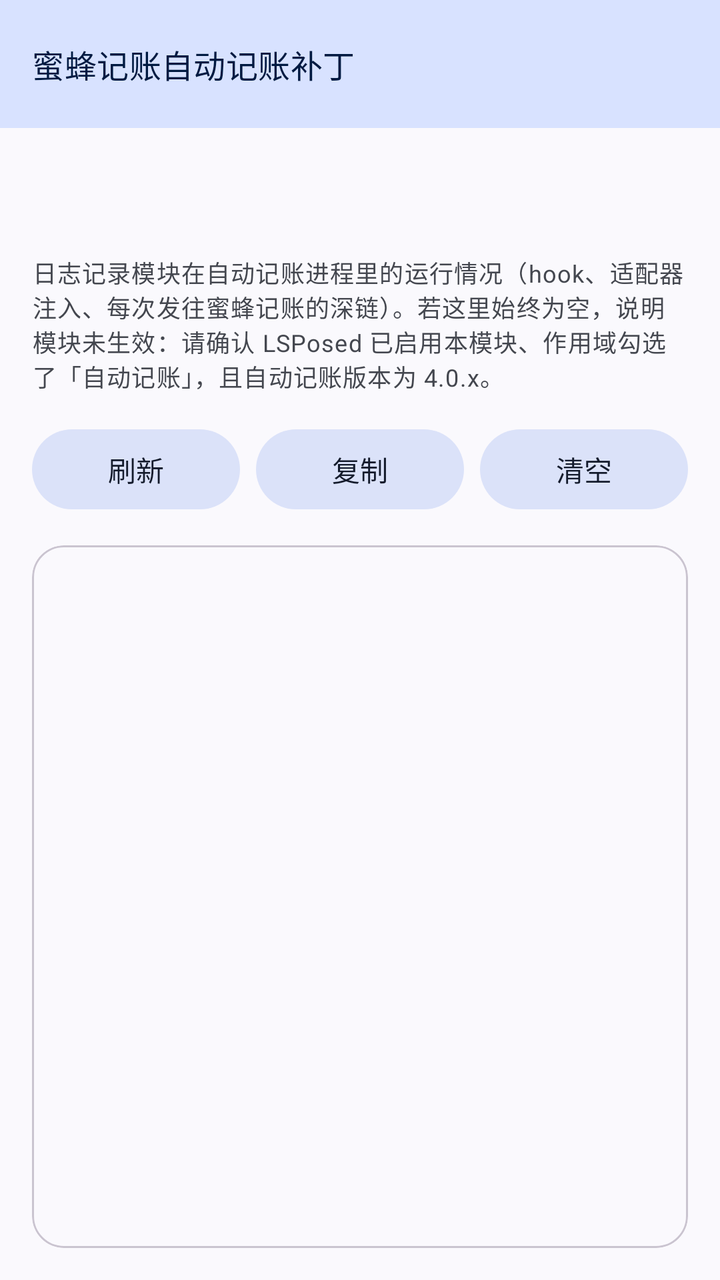
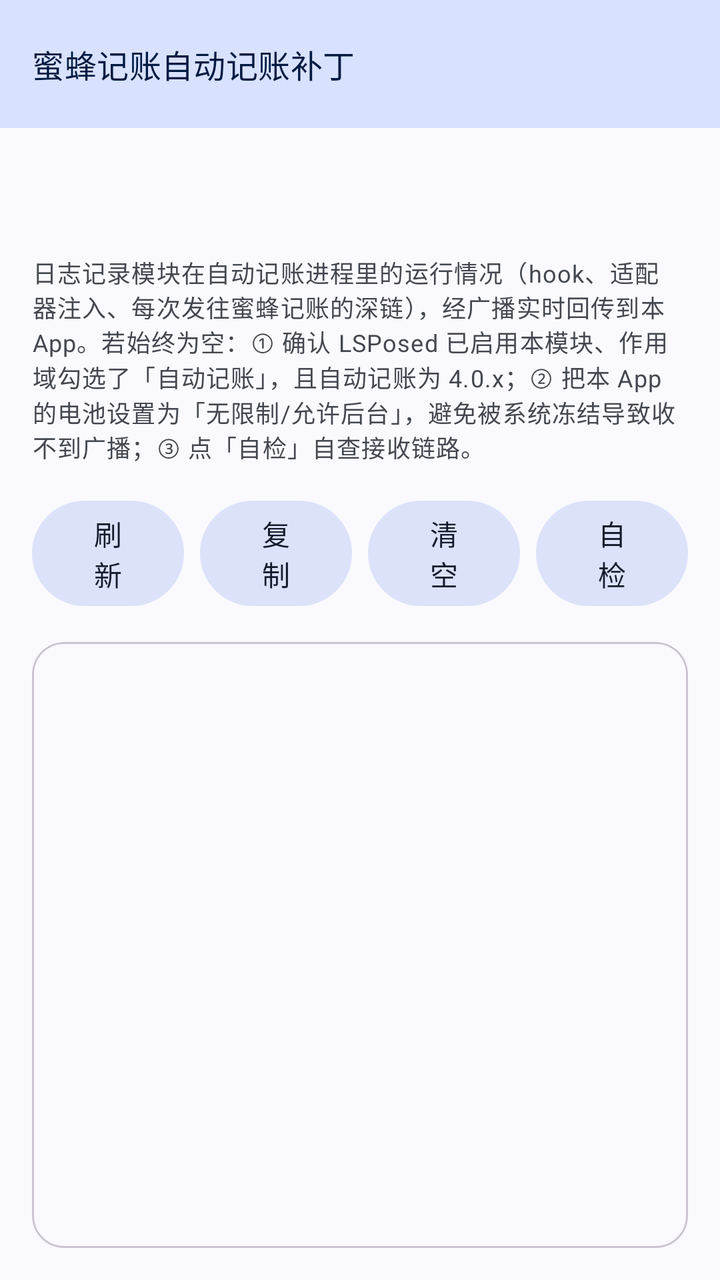

An Android layout rendered at two revisions. The XML below is the earlier revision; the diff shows what the commit changed to produce the second picture.
<!-- AndroidManifest.xml: application theme Theme.BeeCountAutoPatch -->
<!-- res/layout/activity_main.xml -->
<?xml version="1.0" encoding="utf-8"?>
<LinearLayout xmlns:android="http://schemas.android.com/apk/res/android"
    xmlns:app="http://schemas.android.com/apk/res-auto"
    android:id="@+id/root"
    android:layout_width="match_parent"
    android:layout_height="match_parent"
    android:background="?attr/colorSurface"
    android:orientation="vertical">

    <com.google.android.material.appbar.MaterialToolbar
        android:id="@+id/toolbar"
        android:layout_width="match_parent"
        android:layout_height="wrap_content"
        android:background="?attr/colorPrimaryContainer"
        android:minHeight="?attr/actionBarSize"
        app:title="@string/app_name"
        app:titleTextAppearance="@style/TextAppearance.Material3.TitleMedium"
        app:titleTextColor="?attr/colorOnPrimaryContainer" />

    <LinearLayout
        android:layout_width="match_parent"
        android:layout_height="0dp"
        android:layout_weight="1"
        android:orientation="vertical"
        android:padding="16dp">

        <TextView
            android:id="@+id/version"
            android:layout_width="match_parent"
            android:layout_height="wrap_content"
            android:textAppearance="@style/TextAppearance.Material3.TitleSmall"
            android:textColor="?attr/colorOnSurface" />

        <TextView
            android:id="@+id/status"
            android:layout_width="match_parent"
            android:layout_height="wrap_content"
            android:layout_marginTop="2dp"
            android:textAppearance="@style/TextAppearance.Material3.BodySmall"
            android:textColor="?attr/colorOnSurfaceVariant"
            android:textIsSelectable="true" />

        <TextView
            android:layout_width="match_parent"
            android:layout_height="wrap_content"
            android:layout_marginTop="10dp"
            android:text="@string/log_hint"
            android:textAppearance="@style/TextAppearance.Material3.BodySmall"
            android:textColor="?attr/colorOnSurfaceVariant" />

        <LinearLayout
            android:layout_width="match_parent"
            android:layout_height="wrap_content"
            android:layout_marginTop="14dp"
            android:orientation="horizontal">

            <com.google.android.material.button.MaterialButton
                android:id="@+id/refresh"
                style="@style/Widget.Material3.Button.TonalButton"
                android:layout_width="0dp"
                android:layout_height="wrap_content"
                android:layout_weight="1"
                android:text="@string/btn_refresh" />

            <com.google.android.material.button.MaterialButton
                android:id="@+id/copy"
                style="@style/Widget.Material3.Button.TonalButton"
                android:layout_width="0dp"
                android:layout_height="wrap_content"
                android:layout_marginStart="8dp"
                android:layout_weight="1"
                android:text="@string/btn_copy" />

            <com.google.android.material.button.MaterialButton
                android:id="@+id/clear"
                style="@style/Widget.Material3.Button.TonalButton"
                android:layout_width="0dp"
                android:layout_height="wrap_content"
                android:layout_marginStart="8dp"
                android:layout_weight="1"
                android:text="@string/btn_clear" />
        </LinearLayout>

        <com.google.android.material.card.MaterialCardView
            android:layout_width="match_parent"
            android:layout_height="0dp"
            android:layout_marginTop="14dp"
            android:layout_weight="1"
            app:cardCornerRadius="16dp"
            app:cardElevation="0dp"
            app:strokeWidth="1dp">

            <ScrollView
                android:layout_width="match_parent"
                android:layout_height="match_parent"
                android:fillViewport="true"
                android:padding="12dp">

                <TextView
                    android:id="@+id/log"
                    android:layout_width="match_parent"
                    android:layout_height="wrap_content"
                    android:fontFamily="monospace"
                    android:textColor="?attr/colorOnSurface"
                    android:textIsSelectable="true"
                    android:textSize="12sp" />
            </ScrollView>
        </com.google.android.material.card.MaterialCardView>
    </LinearLayout>

</LinearLayout>
<!-- resources referenced by this layout -->
<resources>
  <string name="app_name">蜜蜂记账自动记账补丁</string>
  <string name="btn_clear">清空</string>
  <string name="btn_copy">复制</string>
  <string name="btn_refresh">刷新</string>
  <string name="log_hint">日志记录模块在自动记账进程里的运行情况（hook、适配器注入、每次发往蜜蜂记账的深链）。若这里始终为空，说明模块未生效：请确认 LSPosed 已启用本模块、作用域勾选了「自动记账」，且自动记账版本为 4.0.x。</string>
  <style name="Theme.BeeCountAutoPatch" parent="Theme.Material3.DynamicColors.DayNight">
          <item name="windowActionBar">false</item>
          <item name="windowNoTitle">true</item>
      </style>
</resources>

<!-- the commit's change to res/layout/activity_main.xml (unified diff, before → after) -->
@@ -79,6 +79,15 @@
                 android:layout_marginStart="8dp"
                 android:layout_weight="1"
                 android:text="@string/btn_clear" />
+
+            <com.google.android.material.button.MaterialButton
+                android:id="@+id/selftest"
+                style="@style/Widget.Material3.Button.TonalButton"
+                android:layout_width="0dp"
+                android:layout_height="wrap_content"
+                android:layout_marginStart="8dp"
+                android:layout_weight="1"
+                android:text="@string/btn_selftest" />
         </LinearLayout>
 
         <com.google.android.material.card.MaterialCardView
<!-- resource entries referenced after the edit -->
@@ -4,7 +4,8 @@
   <string name="btn_clear">清空</string>
   <string name="btn_copy">复制</string>
   <string name="btn_refresh">刷新</string>
-  <string name="log_hint">日志记录模块在自动记账进程里的运行情况（hook、适配器注入、每次发往蜜蜂记账的深链）。若这里始终为空，说明模块未生效：请确认 LSPosed 已启用本模块、作用域勾选了「自动记账」，且自动记账版本为 4.0.x。</string>
+  <string name="btn_selftest">自检</string>
+  <string name="log_hint">日志记录模块在自动记账进程里的运行情况（hook、适配器注入、每次发往蜜蜂记账的深链），经广播实时回传到本 App。若始终为空：① 确认 LSPosed 已启用本模块、作用域勾选了「自动记账」，且自动记账为 4.0.x；② 把本 App 的电池设置为「无限制/允许后台」，避免被系统冻结导致收不到广播；③ 点「自检」自查接收链路。</string>
   <style name="Theme.BeeCountAutoPatch" parent="Theme.Material3.DynamicColors.DayNight">
           <item name="windowActionBar">false</item>
           <item name="windowNoTitle">true</item>
